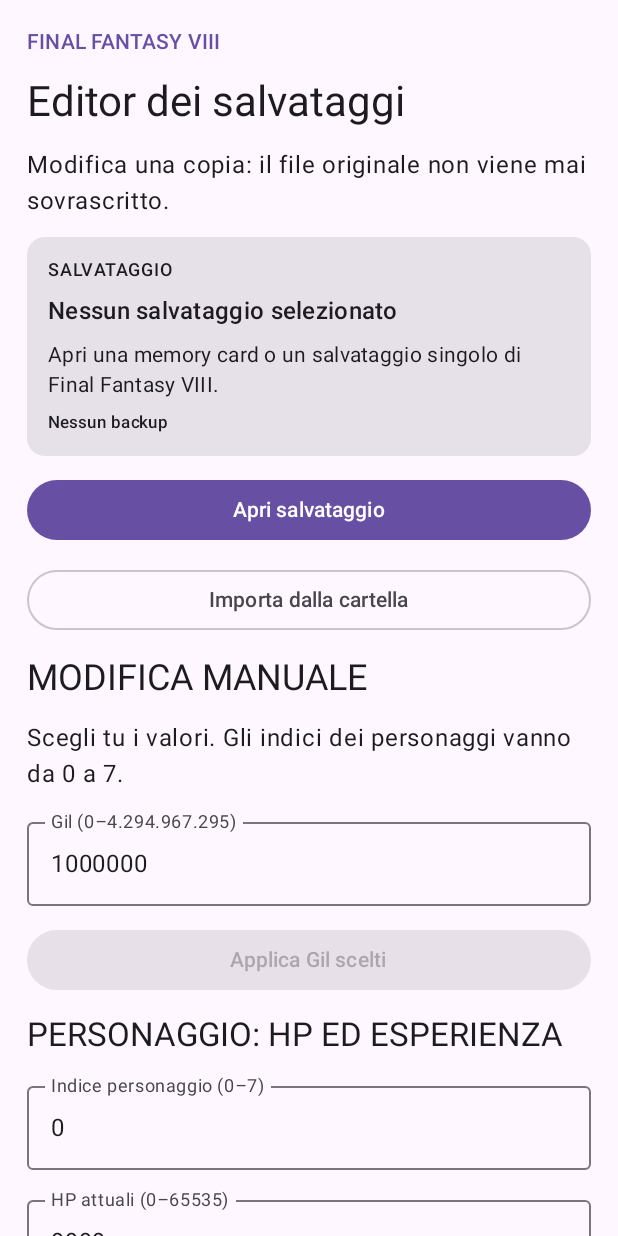
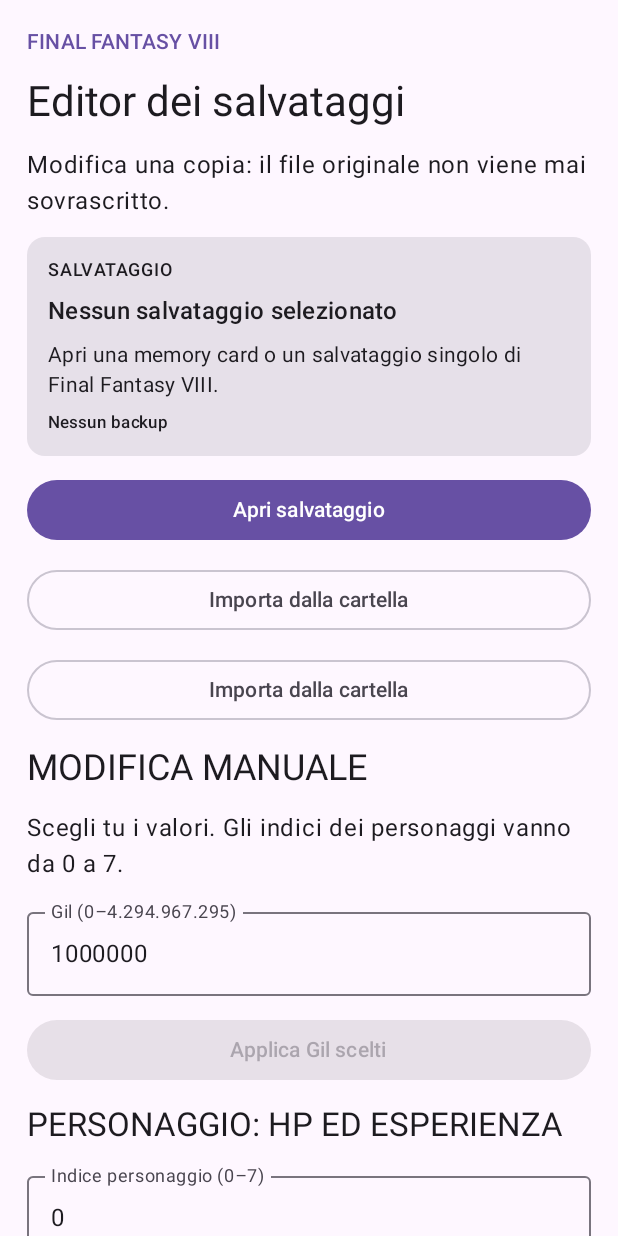
Before and after one commit to luciorizza1988-del/FF8SaveEditorAndroid, an Android app built with Jetpack Compose: the screen it shows after launch (MainActivity), on a phone screen of 412 x 824 dp. Run offline under Robolectric (Android 15) with nearby library versions, the phone set to English and light mode, and no system bars.

Commit message:
Add folder-based FF8 save import

```diff
--- a/app/src/main/java/it/luciorizza/ff8saveeditor/MainActivity.kt
+++ b/app/src/main/java/it/luciorizza/ff8saveeditor/MainActivity.kt
@@ -6,6 +6,7 @@ import androidx.activity.ComponentActivity
 import androidx.activity.compose.rememberLauncherForActivityResult
 import androidx.activity.compose.setContent
 import androidx.activity.result.contract.ActivityResultContracts
+import androidx.documentfile.provider.DocumentFile
 import androidx.documentfile.provider.DocumentFile
 import androidx.compose.foundation.layout.Arrangement
 import androidx.compose.foundation.layout.Column
@@ -194,6 +195,9 @@ class MainActivity : ComponentActivity() {
                 OutlinedButton(onClick = { folderLauncher.launch(null) }, modifier = Modifier.fillMaxWidth()) {
                     Text("Importa dalla cartella")
                 }
+                OutlinedButton(onClick = { folderLauncher.launch(null) }, modifier = Modifier.fillMaxWidth()) {
+                    Text("Importa dalla cartella")
+                }
                 Text("MODIFICA MANUALE", style = MaterialTheme.typography.headlineSmall)
                 Text("Scegli tu i valori. Gli indici dei personaggi vanno da 0 a 7.")
                 OutlinedTextField(value = gilValue, onValueChange = { gilValue = it }, label = { Text("Gil (0–4.294.967.295)") }, modifier = Modifier.fillMaxWidth())
```
